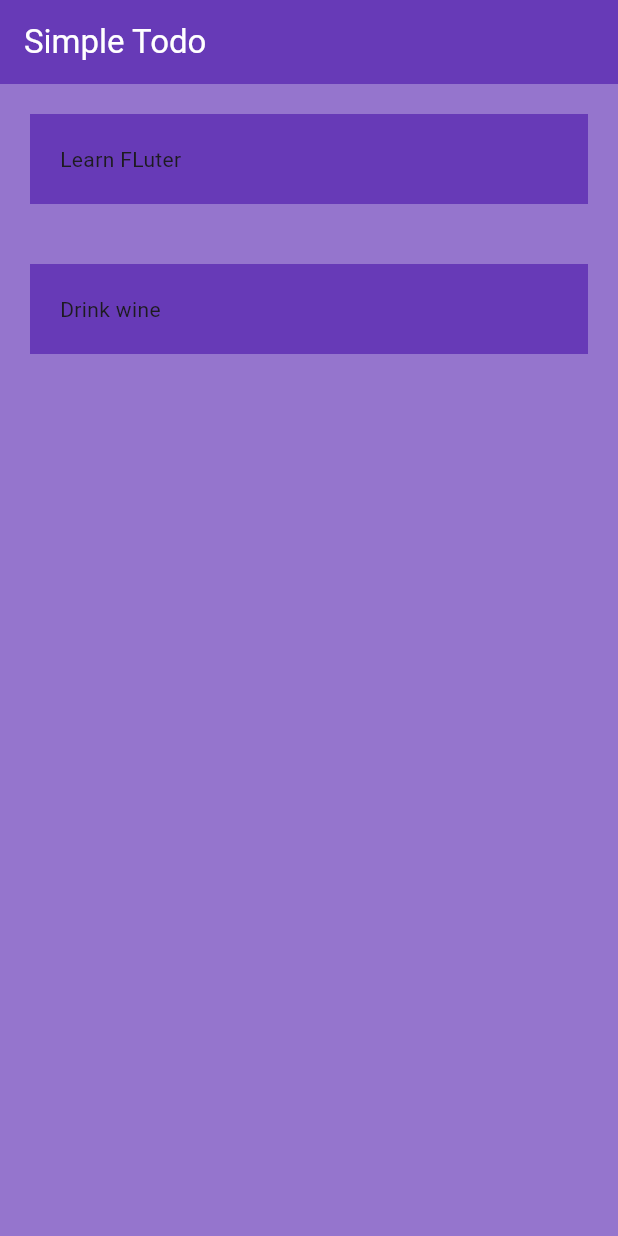
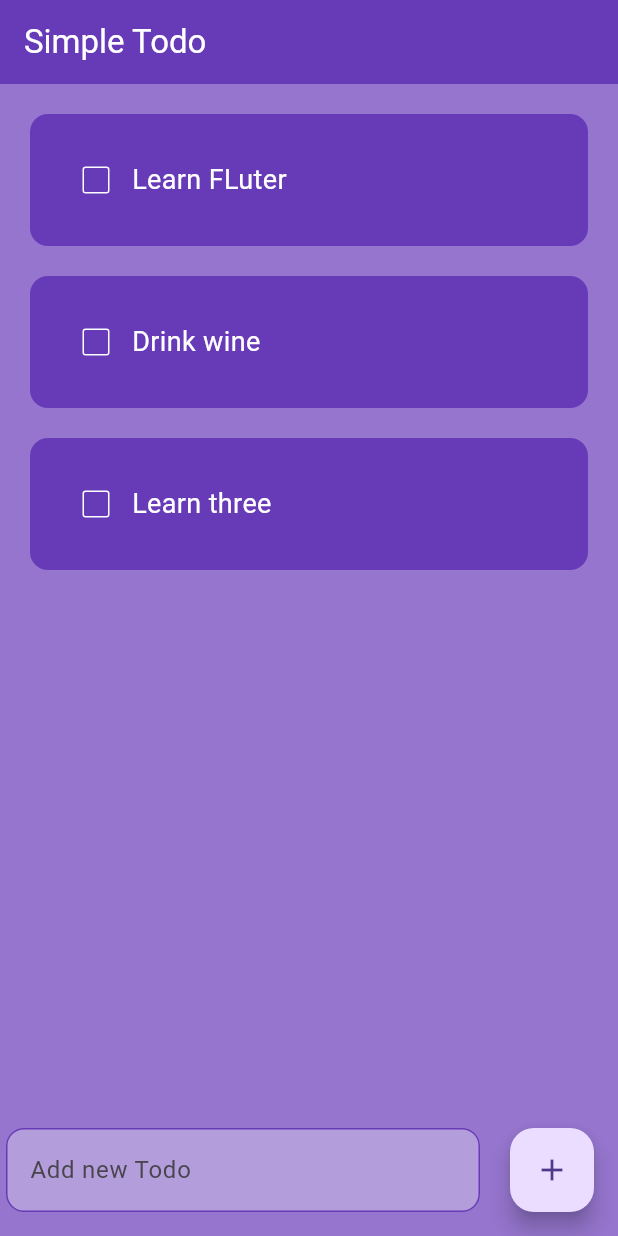
Before and after one commit to Nchekwube001/flutter_tracka, a Flutter app: the screen it shows after launch, on a phone screen of 412 x 824 dp. Run offline on Flutter 3.47's test engine with Material 3 defaults, Android fonts, the phone set to English and light mode, and no system bars; drawn by our look-alikes of flutter_slidable.

Commit message:
setup done

```diff
--- a/lib/pages/home_page.dart
+++ b/lib/pages/home_page.dart
@@ -1,11 +1,39 @@
 import 'package:flutter/material.dart';
+import 'package:todoapp/utils/todo_list.dart';
 
-class HomePage extends StatelessWidget {
+class HomePage extends StatefulWidget {
   HomePage({super.key});
+
+  @override
+  State<HomePage> createState() => _HomePageState();
+}
+
+class _HomePageState extends State<HomePage> {
   List todoList = [
     ['Learn FLuter', false],
     ['Drink wine', false],
+    ['Learn three', false],
   ];
+  final _controller = TextEditingController();
+  void checkBoxChanger(int index) {
+    setState(() {
+      todoList[index][1] = !todoList[index][1];
+    });
+  }
+
+  void saveNewTodo() {
+    setState(() {
+      todoList.add([_controller.text, false]);
+      _controller.clear();
+    });
+  }
+
+  void deleteTask(int index) {
+    setState(() {
+      todoList.removeAt(index);
+    });
+  }
+
   // This widget is the root of your application.
   @override
   Widget build(BuildContext context) {
@@ -19,15 +47,38 @@ class HomePage extends StatelessWidget {
       body: ListView.builder(
         itemCount: todoList.length,
         itemBuilder: (BuildContext context, index) {
-          return Padding(
-            padding: const EdgeInsets.all(20),
-            child: Container(
-              color: Colors.deepPurple,
-              padding: EdgeInsets.all(20),
-              child: Text(todoList[index][0]),
-            ),
+          return TodoList(
+            taskName: todoList[index][0],
+            taskCompleted: todoList[index][1],
+            onCHanged: (value) => checkBoxChanger(index),
+            deleteFunc: (context) => deleteTask(index),
           );
         },
+      ),
+      floatingActionButton: Row(
+        children: [
+          Expanded(
+              child: Padding(
+            padding: const EdgeInsets.symmetric(horizontal: 20),
+            child: TextField(
+              controller: _controller,
+              decoration: InputDecoration(
+                  hintText: 'Add new Todo',
+                  filled: true,
+                  fillColor: Colors.deepPurple.shade200,
+                  enabledBorder: OutlineInputBorder(
+                      borderSide: BorderSide(color: Colors.deepPurple),
+                      borderRadius: BorderRadius.circular(12)),
+                  focusedBorder: OutlineInputBorder(
+                      borderSide: BorderSide(color: Colors.deepPurple),
+                      borderRadius: BorderRadius.circular(12))),
+            ),
+          )),
+          FloatingActionButton(
+            onPressed: saveNewTodo,
+            child: Icon(Icons.add),
+          ),
+        ],
       ),
     );
   }
--- /dev/null
+++ b/lib/utils/todo_list.dart
@@ -0,0 +1,66 @@
+import 'package:flutter/material.dart';
+import 'package:flutter_slidable/flutter_slidable.dart';
+
+class TodoList extends StatelessWidget {
+  const TodoList(
+      {super.key,
+      required this.taskName,
+      required this.taskCompleted,
+      required this.onCHanged,
+      required this.deleteFunc});
+
+  final String taskName;
+  final bool taskCompleted;
+  final Function(bool?)? onCHanged;
+  final Function(BuildContext)? deleteFunc;
+
+  @override
+  Widget build(BuildContext context) {
+    return Padding(
+      padding: const EdgeInsets.only(
+        bottom: 0,
+        top: 20,
+        left: 20,
+        right: 20,
+      ),
+      child: Slidable(
+        endActionPane: ActionPane(motion: StretchMotion(), children: [
+          SlidableAction(
+            onPressed: deleteFunc,
+            icon: Icons.delete,
+            borderRadius: BorderRadius.circular(12),
+          ),
+        ]),
+        child: Container(
+          padding: EdgeInsets.all(20),
+          // color: Colors.deepPurple,
+          decoration: BoxDecoration(
+              color: Colors.deepPurple,
+              borderRadius: BorderRadius.circular(12)),
+          child: Row(
+            children: [
+              Checkbox(
+                  value: taskCompleted,
+                  onChanged: onCHanged,
+                  checkColor: Colors.black,
+                  activeColor: Colors.white,
+                  side: BorderSide(color: Colors.white)),
+              Text(
+                taskName,
+                style: TextStyle(
+                    color: Colors.white,
+                    fontSize: 18,
+                    decoration: taskCompleted
+                        ? TextDecoration.lineThrough
+                        : TextDecoration.none,
+                    decorationColor: Colors.white,
+                    decorationThickness: 2),
+              ),
+            ],
+          ),
+        ),
+      ),
+    );
+    ;
+  }
+}
--- a/pubspec.yaml
+++ b/pubspec.yaml
@@ -34,6 +34,7 @@ dependencies:
   # The following adds the Cupertino Icons font to your application.
   # Use with the CupertinoIcons class for iOS style icons.
   cupertino_icons: ^1.0.8
+  flutter_slidable: ^4.0.0
 
 dev_dependencies:
   flutter_test:
```
Also changed, not shown: pubspec.lock.
